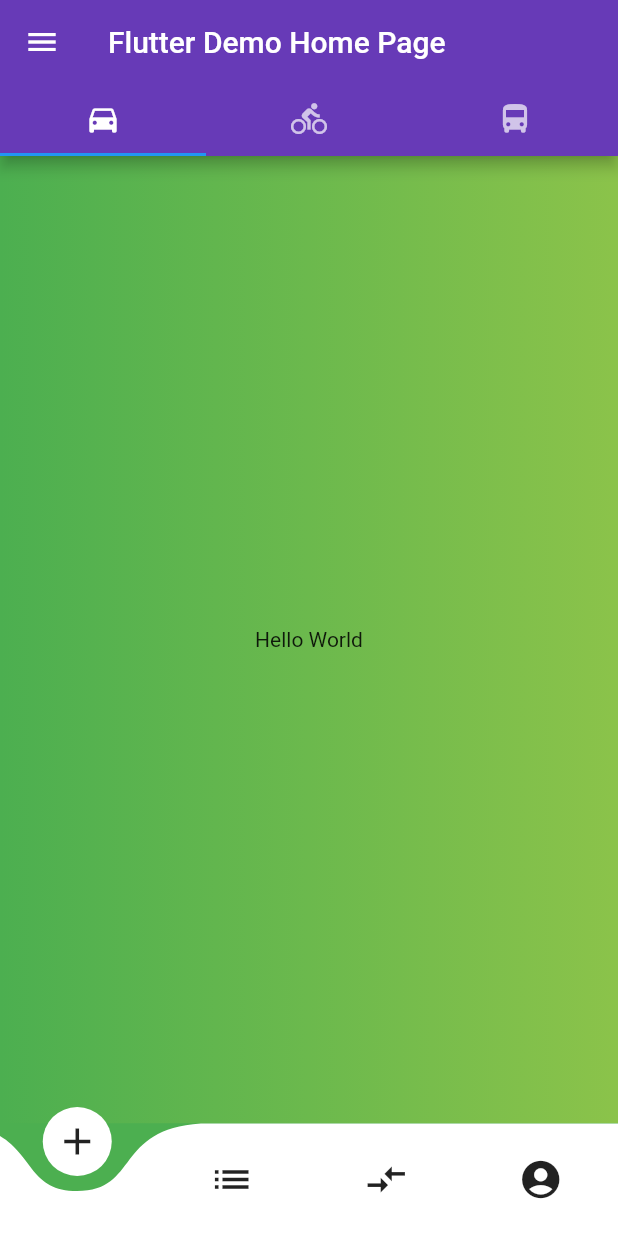
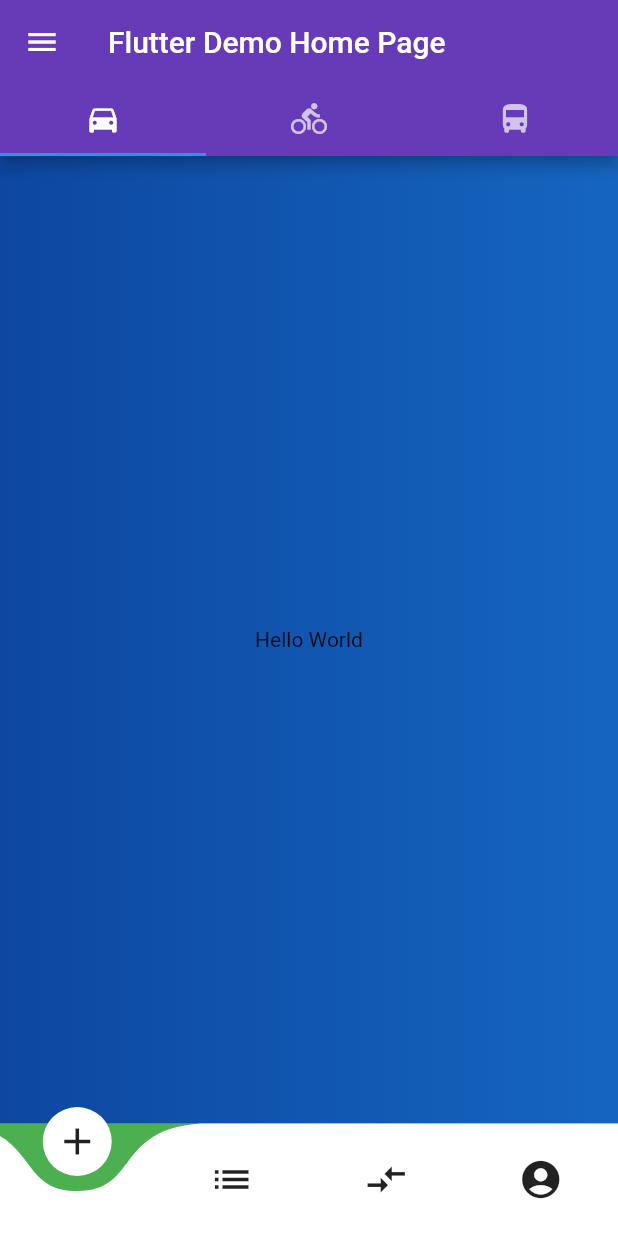
Before and after one commit to RusiruChathushanaka/my_first_flutter, a Flutter app: the screen it shows after launch, on a phone screen of 412 x 824 dp. Run offline on Flutter 3.47's test engine with Material 2 defaults, Android fonts, the phone set to English and light mode, and no system bars; drawn by our look-alikes of curved_navigation_bar; missing offline and left inert: flare_splash_screen.

Commit message:
Changes of Gradient

```diff
--- a/lib/main.dart
+++ b/lib/main.dart
@@ -37,8 +37,8 @@ class MyHomePage extends StatefulWidget {
 
 class _MyHomePageState extends State<MyHomePage> {
   int _counter = 0;
-  List<Color> _colors = [Colors.deepPurple, Colors.purple];
-  List<Color> _colors2 = [Colors.green, Colors.lightGreen];
+  List<Color> _colors = [Colors.deepPurple.shade900, Colors.deepPurple.shade500];
+  List<Color> _colors2 = [Colors.blue.shade900, Colors.blue.shade800];
 
   void _incrementCounter() {
     setState(() {
```
